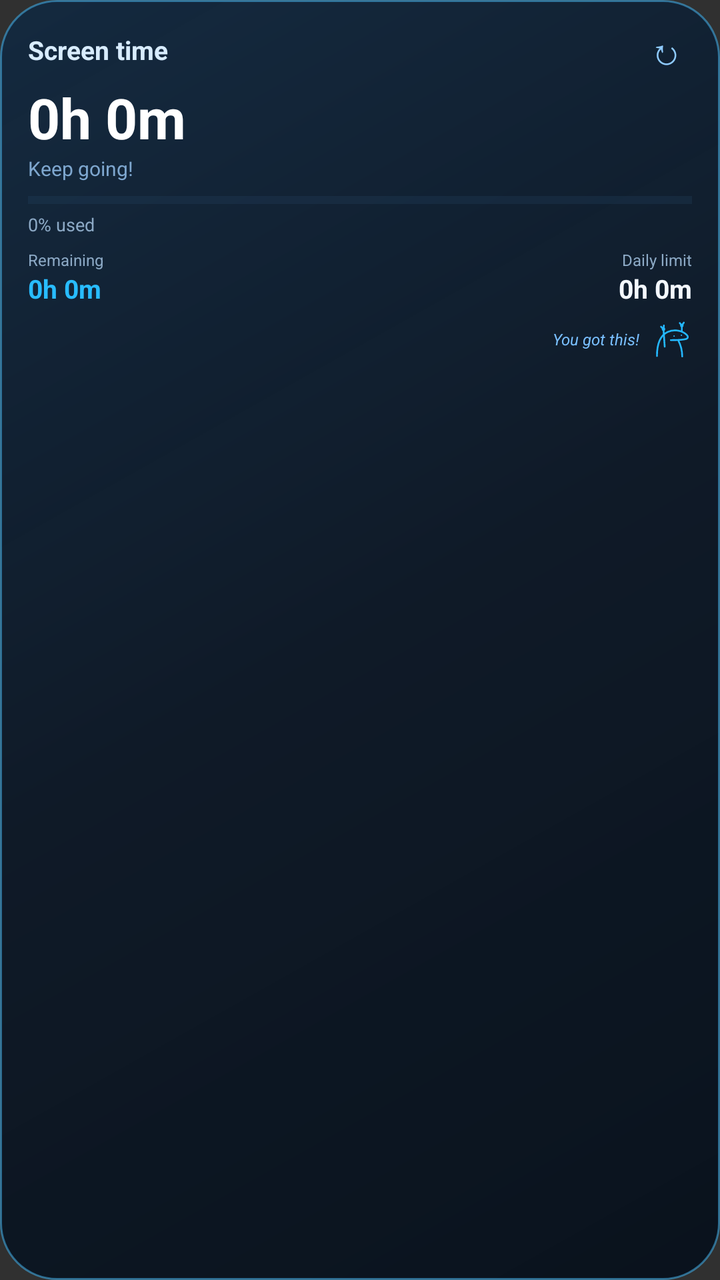
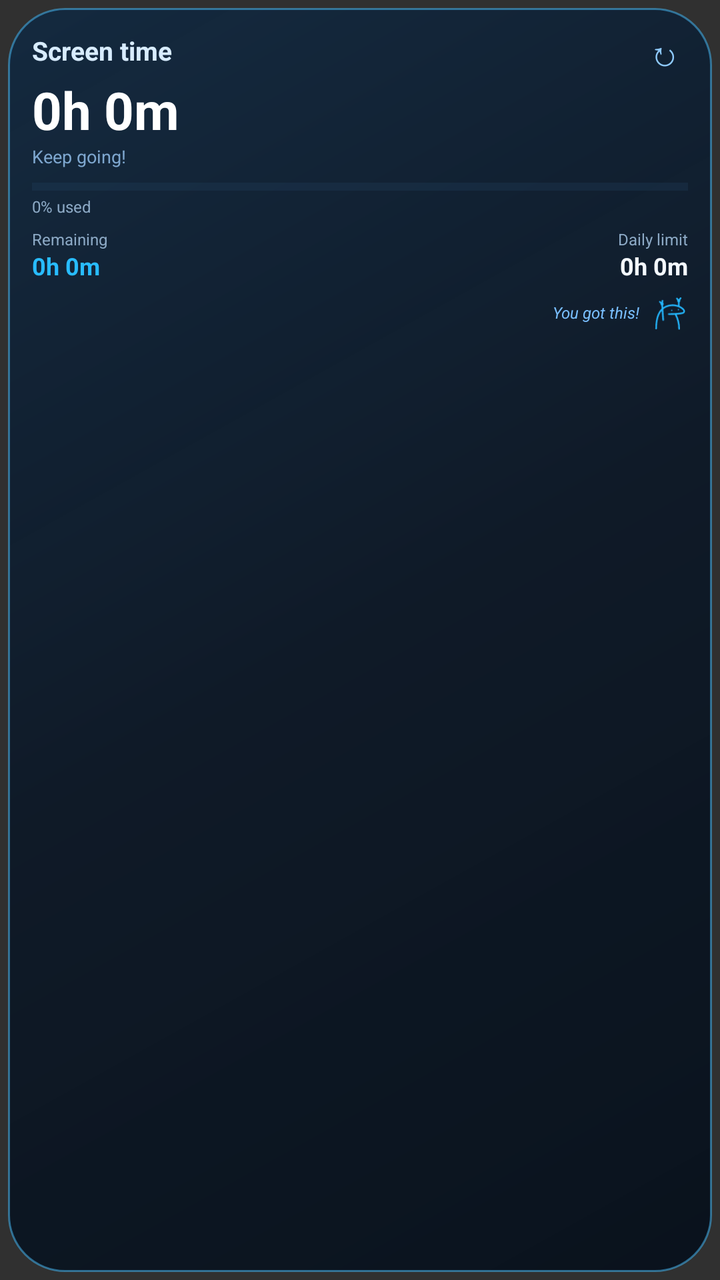

Two renders of the same Android screen: before a commit and after it. Below are the layout's source before the change and the commit's diff.
<!-- AndroidManifest.xml: application theme android:Theme.Material.NoActionBar -->
<!-- res/layout/widget_screen_time.xml -->
<?xml version="1.0" encoding="utf-8"?>
<LinearLayout xmlns:android="http://schemas.android.com/apk/res/android"
    android:id="@+id/widget_root"
    android:layout_width="match_parent"
    android:layout_height="match_parent"
    android:orientation="vertical"
    android:paddingLeft="14dp"
    android:paddingTop="12dp"
    android:paddingRight="14dp"
    android:paddingBottom="12dp"
    android:background="@drawable/widget_glass_bg">

    <LinearLayout
        android:layout_width="match_parent"
        android:layout_height="wrap_content"
        android:orientation="horizontal"
        android:gravity="center_vertical">

        <TextView
            android:layout_width="0dp"
            android:layout_height="wrap_content"
            android:layout_weight="1"
            android:text="Screen time"
            android:textSize="13sp"
            android:textStyle="bold"
            android:textColor="#D8ECFF" />

        <TextView
            android:id="@+id/widget_refresh"
            android:layout_width="26dp"
            android:layout_height="26dp"
            android:gravity="center"
            android:text="↻"
            android:textSize="18sp"
            android:textColor="#8FCBFF" />
    </LinearLayout>

    <TextView
        android:id="@+id/widget_used"
        android:layout_width="match_parent"
        android:layout_height="wrap_content"
        android:layout_marginTop="2dp"
        android:text="0h 0m"
        android:textSize="28sp"
        android:textStyle="bold"
        android:textColor="#FFFFFF"
        android:maxLines="1" />

    <TextView
        android:id="@+id/widget_status"
        android:layout_width="match_parent"
        android:layout_height="wrap_content"
        android:text="Keep going!"
        android:textSize="10sp"
        android:textColor="#7EA7CF"
        android:maxLines="1" />

    <ProgressBar
        android:id="@+id/widget_progress"
        style="?android:attr/progressBarStyleHorizontal"
        android:layout_width="match_parent"
        android:layout_height="6dp"
        android:layout_marginTop="6dp"
        android:max="1000"
        android:progress="0"
        android:progressTint="#24B8FF"
        android:progressBackgroundTint="#23415E" />

    <TextView
        android:id="@+id/widget_percent"
        android:layout_width="match_parent"
        android:layout_height="wrap_content"
        android:layout_marginTop="3dp"
        android:text="0% used"
        android:textSize="9sp"
        android:textColor="#8CA9C5"
        android:maxLines="1" />

    <LinearLayout
        android:layout_width="match_parent"
        android:layout_height="wrap_content"
        android:layout_marginTop="6dp"
        android:orientation="horizontal">

        <LinearLayout
            android:layout_width="0dp"
            android:layout_height="wrap_content"
            android:layout_weight="1"
            android:orientation="vertical"
            android:paddingEnd="4dp">

            <TextView
                android:layout_width="wrap_content"
                android:layout_height="wrap_content"
                android:text="Remaining"
                android:textSize="8sp"
                android:textColor="#8CA9C5" />

            <TextView
                android:id="@+id/widget_remaining"
                android:layout_width="wrap_content"
                android:layout_height="wrap_content"
                android:text="0h 0m"
                android:textSize="13sp"
                android:textStyle="bold"
                android:textColor="#28BCFF"
                android:maxLines="1" />
        </LinearLayout>

        <LinearLayout
            android:layout_width="0dp"
            android:layout_height="wrap_content"
            android:layout_weight="1"
            android:orientation="vertical"
            android:gravity="end"
            android:paddingStart="4dp">

            <TextView
                android:layout_width="wrap_content"
                android:layout_height="wrap_content"
                android:text="Daily limit"
                android:textSize="8sp"
                android:textColor="#8CA9C5" />

            <TextView
                android:id="@+id/widget_limit"
                android:layout_width="wrap_content"
                android:layout_height="wrap_content"
                android:text="0h 0m"
                android:textSize="13sp"
                android:textStyle="bold"
                android:textColor="#F4F9FF"
                android:maxLines="1" />
        </LinearLayout>
    </LinearLayout>

    <LinearLayout
        android:layout_width="match_parent"
        android:layout_height="wrap_content"
        android:layout_marginTop="4dp"
        android:orientation="horizontal"
        android:gravity="end|center_vertical">

        <TextView
            android:layout_width="wrap_content"
            android:layout_height="wrap_content"
            android:text="You got this!"
            android:textSize="8sp"
            android:textStyle="italic"
            android:textColor="#79BFFF" />

        <ImageView
            android:layout_width="22dp"
            android:layout_height="25dp"
            android:layout_marginStart="4dp"
            android:scaleType="fitCenter"
            android:src="@drawable/ic_guardian_figure_only"
            android:contentDescription="@string/app_name" />
    </LinearLayout>

</LinearLayout>
<!-- resources referenced by this layout -->
<resources>
  <!-- drawable ic_guardian_figure_only (drawable) -->
  <?xml version="1.0" encoding="utf-8"?>
  <vector xmlns:android="http://schemas.android.com/apk/res/android"
      android:width="108dp"
      android:height="108dp"
      android:viewportWidth="108"
      android:viewportHeight="108">
  
      <path
          android:fillColor="@android:color/transparent"
          android:strokeColor="#24B8FF"
          android:strokeWidth="4.3"
          android:strokeLineCap="round"
          android:strokeLineJoin="round"
          android:pathData="M22,95 C22,64 31,44 48,36 C65,28 85,33 95,43 C99,47 99,51 94,53 C84,56 70,56 56,56" />
  
      <path
          android:fillColor="@android:color/transparent"
          android:strokeColor="#24B8FF"
          android:strokeWidth="4.3"
          android:strokeLineCap="round"
          android:pathData="M74,56 C82,71 84,85 84,96" />
  
      <path
          android:fillColor="@android:color/transparent"
          android:strokeColor="#24B8FF"
          android:strokeWidth="4.3"
          android:strokeLineCap="round"
          android:pathData="M38,29 L41,72" />
  
      <path
          android:fillColor="@android:color/transparent"
          android:strokeColor="#24B8FF"
          android:strokeWidth="4.3"
          android:strokeLineCap="round"
          android:pathData="M38,29 L32,23 M38,29 L39,20" />
  
      <path
          android:fillColor="@android:color/transparent"
          android:strokeColor="#24B8FF"
          android:strokeWidth="4.3"
          android:strokeLineCap="round"
          android:pathData="M83,33 L83,20 M83,20 L78,14 M83,20 L88,13" />
  
      <path android:fillColor="#24B8FF" android:pathData="M38,29 m-4.2,0 a4.2,4.2 0,1 0,8.4,0 a4.2,4.2 0,1 0,-8.4,0" />
      <path android:fillColor="#24B8FF" android:pathData="M83,20 m-4.2,0 a4.2,4.2 0,1 0,8.4,0 a4.2,4.2 0,1 0,-8.4,0" />
      <path android:fillColor="#24B8FF" android:pathData="M64,46 m-1.7,0 a1.7,1.7 0,1 0,3.4,0 a1.7,1.7 0,1 0,-3.4,0" />
      <path android:fillColor="#24B8FF" android:pathData="M82,44 m-1.7,0 a1.7,1.7 0,1 0,3.4,0 a1.7,1.7 0,1 0,-3.4,0" />
  </vector>
  <!-- drawable widget_glass_bg (drawable) -->
  <?xml version="1.0" encoding="utf-8"?>
  <shape xmlns:android="http://schemas.android.com/apk/res/android" android:shape="rectangle">
      <gradient
          android:angle="315"
          android:startColor="#F0122940"
          android:centerColor="#E60B1726"
          android:endColor="#F007101B" />
      <corners android:radius="28dp" />
      <stroke android:width="1dp" android:color="#8047BFFF" />
      <padding android:left="2dp" android:top="2dp" android:right="2dp" android:bottom="2dp" />
  </shape>
  <string name="app_name">Screen Time Guard</string>
</resources>

<!-- the commit's change to res/layout/widget_screen_time.xml (unified diff, before → after) -->
@@ -1,161 +1,195 @@
 <?xml version="1.0" encoding="utf-8"?>
-<LinearLayout xmlns:android="http://schemas.android.com/apk/res/android"
+<FrameLayout xmlns:android="http://schemas.android.com/apk/res/android"
     android:id="@+id/widget_root"
     android:layout_width="match_parent"
     android:layout_height="match_parent"
-    android:orientation="vertical"
-    android:paddingLeft="14dp"
-    android:paddingTop="12dp"
-    android:paddingRight="14dp"
-    android:paddingBottom="12dp"
-    android:background="@drawable/widget_glass_bg">
+    android:padding="4dp">
 
     <LinearLayout
         android:layout_width="match_parent"
-        android:layout_height="wrap_content"
-        android:orientation="horizontal"
-        android:gravity="center_vertical">
+        android:layout_height="match_parent"
+        android:orientation="vertical"
+        android:paddingLeft="12dp"
+        android:paddingTop="10dp"
+        android:paddingRight="12dp"
+        android:paddingBottom="10dp"
+        android:background="@drawable/widget_glass_bg">
+
+        <LinearLayout
+            android:layout_width="match_parent"
+            android:layout_height="wrap_content"
+            android:orientation="horizontal"
+            android:gravity="center_vertical">
+
+            <TextView
+                android:layout_width="0dp"
+                android:layout_height="wrap_content"
+                android:layout_weight="1"
+                android:text="Screen time"
+                android:textSize="13sp"
+                android:textStyle="bold"
+                android:textColor="#D8ECFF"
+                android:includeFontPadding="false"
+                android:maxLines="1"
+                android:ellipsize="end" />
+
+            <TextView
+                android:id="@+id/widget_refresh"
+                android:layout_width="24dp"
+                android:layout_height="24dp"
+                android:gravity="center"
+                android:text="↻"
+                android:textSize="17sp"
+                android:textColor="#8FCBFF"
+                android:includeFontPadding="false" />
+        </LinearLayout>
 
         <TextView
-            android:layout_width="0dp"
+            android:id="@+id/widget_used"
+            android:layout_width="match_parent"
             android:layout_height="wrap_content"
-            android:layout_weight="1"
-            android:text="Screen time"
-            android:textSize="13sp"
+            android:layout_marginTop="3dp"
+            android:text="0h 0m"
+            android:textSize="26sp"
             android:textStyle="bold"
-            android:textColor="#D8ECFF" />
+            android:textColor="#FFFFFF"
+            android:includeFontPadding="false"
+            android:maxLines="1"
+            android:ellipsize="end" />
 
         <TextView
-            android:id="@+id/widget_refresh"
-            android:layout_width="26dp"
-            android:layout_height="26dp"
-            android:gravity="center"
-            android:text="↻"
-            android:textSize="18sp"
-            android:textColor="#8FCBFF" />
-    </LinearLayout>
+            android:id="@+id/widget_status"
+            android:layout_width="match_parent"
+            android:layout_height="wrap_content"
+            android:layout_marginTop="2dp"
+            android:text="Keep going!"
+            android:textSize="9sp"
+            android:textColor="#7EA7CF"
+            android:includeFontPadding="false"
+            android:maxLines="1"
+            android:ellipsize="end" />
 
-    <TextView
-        android:id="@+id/widget_used"
-        android:layout_width="match_parent"
-        android:layout_height="wrap_content"
-        android:layout_marginTop="2dp"
-        android:text="0h 0m"
-        android:textSize="28sp"
-        android:textStyle="bold"
-        android:textColor="#FFFFFF"
-        android:maxLines="1" />
+        <ProgressBar
+            android:id="@+id/widget_progress"
+            style="?android:attr/progressBarStyleHorizontal"
+            android:layout_width="match_parent"
+            android:layout_height="5dp"
+            android:layout_marginTop="7dp"
+            android:max="1000"
+            android:progress="0"
+            android:progressTint="#24B8FF"
+            android:progressBackgroundTint="#23415E" />
 
-    <TextView
-        android:id="@+id/widget_status"
-        android:layout_width="match_parent"
-        android:layout_height="wrap_content"
-        android:text="Keep going!"
-        android:textSize="10sp"
-        android:textColor="#7EA7CF"
-        android:maxLines="1" />
-
-    <ProgressBar
-        android:id="@+id/widget_progress"
-        style="?android:attr/progressBarStyleHorizontal"
-        android:layout_width="match_parent"
-        android:layout_height="6dp"
-        android:layout_marginTop="6dp"
-        android:max="1000"
-        android:progress="0"
-        android:progressTint="#24B8FF"
-        android:progressBackgroundTint="#23415E" />
-
-    <TextView
-        android:id="@+id/widget_percent"
-        android:layout_width="match_parent"
-        android:layout_height="wrap_content"
-        android:layout_marginTop="3dp"
-        android:text="0% used"
-        android:textSize="9sp"
-        android:textColor="#8CA9C5"
-        android:maxLines="1" />
-
-    <LinearLayout
-        android:layout_width="match_parent"
-        android:layout_height="wrap_content"
-        android:layout_marginTop="6dp"
-        android:orientation="horizontal">
+        <TextView
+            android:id="@+id/widget_percent"
+            android:layout_width="match_parent"
+            android:layout_height="wrap_content"
+            android:layout_marginTop="3dp"
+            android:text="0% used"
+            android:textSize="8sp"
+            android:textColor="#8CA9C5"
+            android:includeFontPadding="false"
+            android:maxLines="1"
+            android:ellipsize="end" />
 
         <LinearLayout
-            android:layout_width="0dp"
+            android:layout_width="match_parent"
             android:layout_height="wrap_content"
-            android:layout_weight="1"
-            android:orientation="vertical"
-            android:paddingEnd="4dp">
+            android:layout_marginTop="7dp"
+            android:orientation="horizontal">
+
+            <LinearLayout
+                android:layout_width="0dp"
+                android:layout_height="wrap_content"
+                android:layout_weight="1"
+                android:orientation="vertical"
+                android:paddingEnd="5dp">
+
+                <TextView
+                    android:layout_width="match_parent"
+                    android:layout_height="wrap_content"
+                    android:text="Remaining"
+                    android:textSize="8sp"
+                    android:textColor="#8CA9C5"
+                    android:includeFontPadding="false"
+                    android:maxLines="1"
+                    android:ellipsize="end" />
+
+                <TextView
+                    android:id="@+id/widget_remaining"
+                    android:layout_width="match_parent"
+                    android:layout_height="wrap_content"
+                    android:layout_marginTop="2dp"
+                    android:text="0h 0m"
+                    android:textSize="12sp"
+                    android:textStyle="bold"
+                    android:textColor="#28BCFF"
+                    android:includeFontPadding="false"
+                    android:maxLines="1"
+                    android:ellipsize="end" />
+            </LinearLayout>
+
+            <LinearLayout
+                android:layout_width="0dp"
+                android:layout_height="wrap_content"
+                android:layout_weight="1"
+                android:orientation="vertical"
+                android:gravity="end"
+                android:paddingStart="5dp">
+
+                <TextView
+                    android:layout_width="match_parent"
+                    android:layout_height="wrap_content"
+                    android:gravity="end"
+                    android:text="Daily limit"
+                    android:textSize="8sp"
+                    android:textColor="#8CA9C5"
+                    android:includeFontPadding="false"
+                    android:maxLines="1"
+                    android:ellipsize="end" />
+
+                <TextView
+                    android:id="@+id/widget_limit"
+                    android:layout_width="match_parent"
+                    android:layout_height="wrap_content"
+                    android:layout_marginTop="2dp"
+                    android:gravity="end"
+                    android:text="0h 0m"
+                    android:textSize="12sp"
+                    android:textStyle="bold"
+                    android:textColor="#F4F9FF"
+                    android:includeFontPadding="false"
+                    android:maxLines="1"
+                    android:ellipsize="end" />
+            </LinearLayout>
+        </LinearLayout>
+
+        <LinearLayout
+            android:layout_width="match_parent"
+            android:layout_height="wrap_content"
+            android:layout_marginTop="5dp"
+            android:orientation="horizontal"
+            android:gravity="end|center_vertical">
 
             <TextView
                 android:layout_width="wrap_content"
                 android:layout_height="wrap_content"
-                android:text="Remaining"
+                android:text="You got this!"
                 android:textSize="8sp"
-                android:textColor="#8CA9C5" />
+                android:textStyle="italic"
+                android:textColor="#79BFFF"
+                android:includeFontPadding="false"
+                android:maxLines="1" />
 
-            <TextView
-                android:id="@+id/widget_remaining"
-                android:layout_width="wrap_content"
-                android:layout_height="wrap_content"
-                android:text="0h 0m"
-                android:textSize="13sp"
-                android:textStyle="bold"
-                android:textColor="#28BCFF"
-                android:maxLines="1" />
+            <ImageView
+                android:layout_width="20dp"
+                android:layout_height="22dp"
+                android:layout_marginStart="4dp"
+                android:scaleType="fitCenter"
+                android:src="@drawable/ic_guardian_figure_only"
+                android:contentDescription="@string/app_name" />
         </LinearLayout>
 
-        <LinearLayout
-            android:layout_width="0dp"
-            android:layout_height="wrap_content"
-            android:layout_weight="1"
-            android:orientation="vertical"
-            android:gravity="end"
-            android:paddingStart="4dp">
-
-            <TextView
-                android:layout_width="wrap_content"
-                android:layout_height="wrap_content"
-                android:text="Daily limit"
-                android:textSize="8sp"
-                android:textColor="#8CA9C5" />
-
-            <TextView
-                android:id="@+id/widget_limit"
-                android:layout_width="wrap_content"
-                android:layout_height="wrap_content"
-                android:text="0h 0m"
-                android:textSize="13sp"
-                android:textStyle="bold"
-                android:textColor="#F4F9FF"
-                android:maxLines="1" />
-        </LinearLayout>
     </LinearLayout>
 
-    <LinearLayout
-        android:layout_width="match_parent"
-        android:layout_height="wrap_content"
-        android:layout_marginTop="4dp"
-        android:orientation="horizontal"
-        android:gravity="end|center_vertical">
-
-        <TextView
-            android:layout_width="wrap_content"
-            android:layout_height="wrap_content"
-            android:text="You got this!"
-            android:textSize="8sp"
-            android:textStyle="italic"
-            android:textColor="#79BFFF" />
-
-        <ImageView
-            android:layout_width="22dp"
-            android:layout_height="25dp"
-            android:layout_marginStart="4dp"
-            android:scaleType="fitCenter"
-            android:src="@drawable/ic_guardian_figure_only"
-            android:contentDescription="@string/app_name" />
-    </LinearLayout>
-
-</LinearLayout>
+</FrameLayout>
